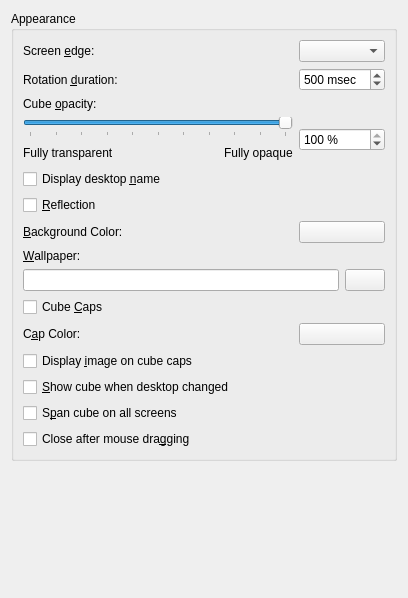
KDE/kwin, file effects/cube_config.ui: the form before one commit.
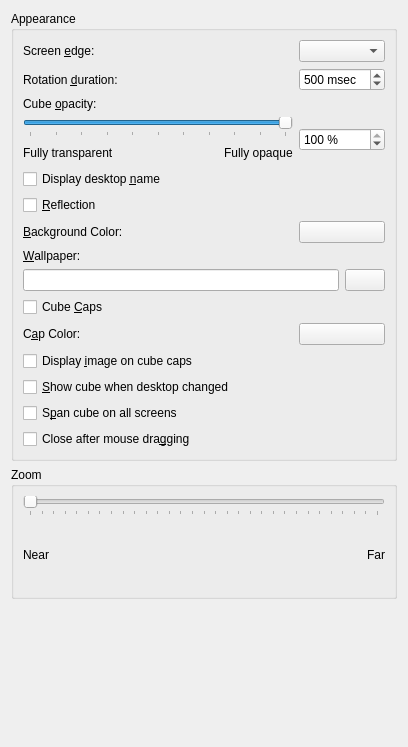
The form after the commit. Custom widgets are drawn as their Qt base class.

Commit message: Cube & co becomes zoomable (usage: + and -). Adding also a config option to define the default zoom.

```diff
--- a/effects/cube_config.ui
+++ b/effects/cube_config.ui
@@ -6,7 +6,7 @@
     <x>0</x>
     <y>0</y>
     <width>408</width>
-    <height>598</height>
+    <height>747</height>
    </rect>
   </property>
   <layout class="QVBoxLayout" >
@@ -234,6 +234,71 @@
      </layout>
     </widget>
    </item>
+   <item>
+    <widget class="QGroupBox" name="groupBox_2" >
+     <property name="title" >
+      <string>Zoom</string>
+     </property>
+     <layout class="QVBoxLayout" name="verticalLayout_2" >
+      <item>
+       <widget class="QSlider" name="zPositionSlider" >
+        <property name="toolTip" >
+         <string>Define how far away the object should appear</string>
+        </property>
+        <property name="maximum" >
+         <number>3000</number>
+        </property>
+        <property name="singleStep" >
+         <number>10</number>
+        </property>
+        <property name="pageStep" >
+         <number>100</number>
+        </property>
+        <property name="orientation" >
+         <enum>Qt::Horizontal</enum>
+        </property>
+        <property name="tickPosition" >
+         <enum>QSlider::TicksBelow</enum>
+        </property>
+        <property name="tickInterval" >
+         <number>100</number>
+        </property>
+       </widget>
+      </item>
+      <item>
+       <layout class="QHBoxLayout" name="horizontalLayout_2" >
+        <item>
+         <widget class="QLabel" name="label_8" >
+          <property name="text" >
+           <string>Near</string>
+          </property>
+         </widget>
+        </item>
+        <item>
+         <spacer name="horizontalSpacer_2" >
+          <property name="orientation" >
+           <enum>Qt::Horizontal</enum>
+          </property>
+          <property name="sizeHint" stdset="0" >
+           <size>
+            <width>40</width>
+            <height>20</height>
+           </size>
+          </property>
+         </spacer>
+        </item>
+        <item>
+         <widget class="QLabel" name="label_9" >
+          <property name="text" >
+           <string>Far</string>
+          </property>
+         </widget>
+        </item>
+       </layout>
+      </item>
+     </layout>
+    </widget>
+   </item>
    <item>
     <widget class="KWin::GlobalShortcutsEditor" native="1" name="editor" />
    </item>
```
The commit also changes 10 other files.
